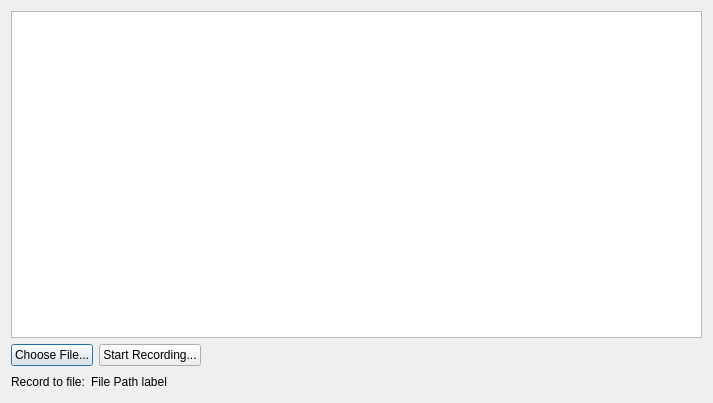
Before: the Qt Designer form rlog_dlg.ui in gdietz/OpenMEE, drawn with Qt 5.
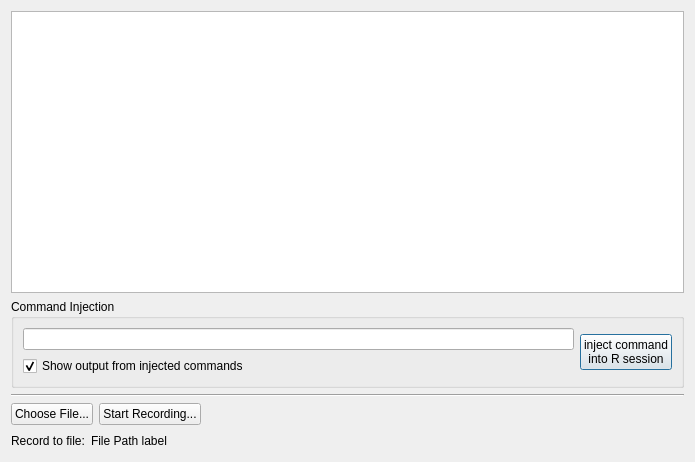
After: the same form once the commit is applied.

Commit message: add ability to inject commands into R session from R output log, also some work on forest plot

The edit to the form file:
```diff
--- a/rlog_dlg.ui
+++ b/rlog_dlg.ui
@@ -6,8 +6,8 @@
    <rect>
     <x>0</x>
     <y>0</y>
-    <width>713</width>
-    <height>403</height>
+    <width>695</width>
+    <height>462</height>
    </rect>
   </property>
   <property name="windowTitle">
@@ -27,6 +27,60 @@
      </property>
     </widget>
    </item>
+   <item>
+    <widget class="QGroupBox" name="groupBox">
+     <property name="minimumSize">
+      <size>
+       <width>0</width>
+       <height>0</height>
+      </size>
+     </property>
+     <property name="title">
+      <string>Command Injection</string>
+     </property>
+     <layout class="QHBoxLayout" name="horizontalLayout_3">
+      <item>
+       <layout class="QVBoxLayout" name="verticalLayout_2">
+        <item>
+         <widget class="QLineEdit" name="command_lineEdit">
+          <property name="minimumSize">
+           <size>
+            <width>400</width>
+            <height>0</height>
+           </size>
+          </property>
+         </widget>
+        </item>
+        <item>
+         <widget class="QCheckBox" name="show_output_checkBox">
+          <property name="text">
+           <string>Show output from injected commands</string>
+          </property>
+          <property name="checked">
+           <bool>true</bool>
+          </property>
+         </widget>
+        </item>
+       </layout>
+      </item>
+      <item>
+       <widget class="QPushButton" name="inject_command_pushButton">
+        <property name="text">
+         <string>inject command
+into R session</string>
+        </property>
+       </widget>
+      </item>
+     </layout>
+    </widget>
+   </item>
+   <item>
+    <widget class="Line" name="line">
+     <property name="orientation">
+      <enum>Qt::Horizontal</enum>
+     </property>
+    </widget>
+   </item>
    <item>
     <layout class="QHBoxLayout" name="horizontalLayout">
      <item>
```
Left out of the diff: 19 changed lines with no effect on the pictures. The commit also changes 5 other files.
